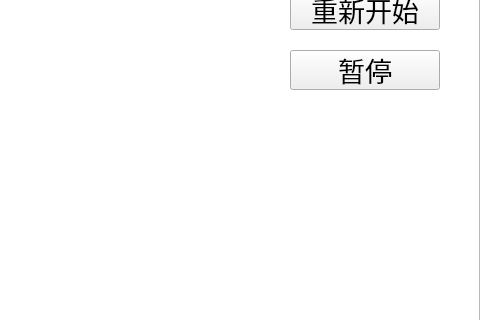
Before: the Qt Designer form game_ui.ui in hjwforever/LinkGame, drawn with Qt 5; both pictures show x 320 to 800 and y 90 to 410 of the 800 by 600 pixel window.
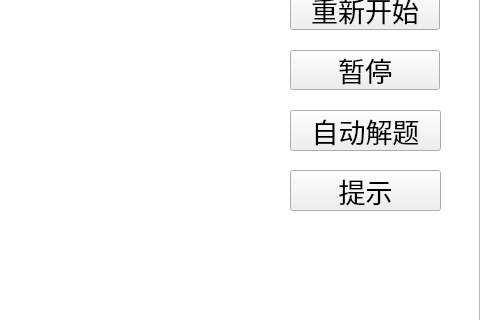
After: the same form once the commit is applied. Icons and pictures are not drawn.

Commit message: 胡江浩和黄俊雯增加了自动解题、提示、判断僵局

The edit to the form file:
```diff
--- a/game_ui.ui
+++ b/game_ui.ui
@@ -230,6 +230,44 @@
      <bool>true</bool>
     </property>
    </widget>
+   <widget class="QPushButton" name="autoSolveProblemButton">
+    <property name="geometry">
+     <rect>
+      <x>610</x>
+      <y>200</y>
+      <width>151</width>
+      <height>41</height>
+     </rect>
+    </property>
+    <property name="font">
+     <font>
+      <family>楷体</family>
+      <pointsize>20</pointsize>
+     </font>
+    </property>
+    <property name="text">
+     <string>自动解题</string>
+    </property>
+   </widget>
+   <widget class="QPushButton" name="tipButton">
+    <property name="geometry">
+     <rect>
+      <x>610</x>
+      <y>260</y>
+      <width>151</width>
+      <height>41</height>
+     </rect>
+    </property>
+    <property name="font">
+     <font>
+      <family>楷体</family>
+      <pointsize>20</pointsize>
+     </font>
+    </property>
+    <property name="text">
+     <string>提示</string>
+    </property>
+   </widget>
    <zorder>game_UI_graphicsView</zorder>
    <zorder>returnButton</zorder>
    <zorder>beginButton</zorder>
@@ -239,6 +277,8 @@
    <zorder>gametime_label</zorder>
    <zorder>pauseButton</zorder>
    <zorder>label3</zorder>
+   <zorder>autoSolveProblemButton</zorder>
+   <zorder>tipButton</zorder>
   </widget>
  </widget>
  <resources>
```
The commit also changes 5 other files.
